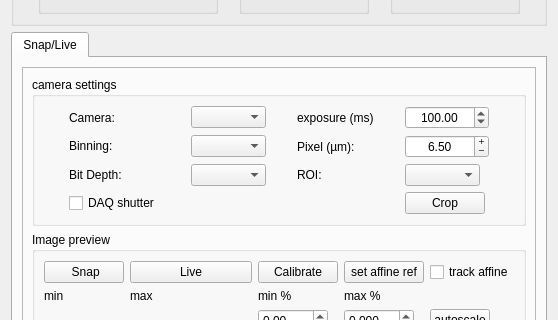
Qt form micromanager_gui/_ui/micromanager_gui.ui (QI2lab/napari-micromanager) before a commit; both pictures show x 0 to 558 and y 281 to 601 of the 558 by 1397 pixel window.
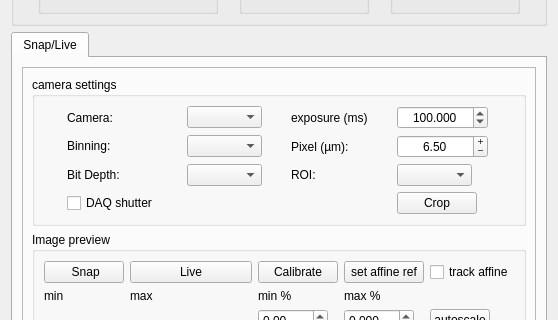
The same form after that commit.

What changed in the file:
```diff
--- a/micromanager_gui/_ui/micromanager_gui.ui
+++ b/micromanager_gui/_ui/micromanager_gui.ui
@@ -686,6 +686,9 @@
                <property name="alignment">
                 <set>Qt::AlignCenter</set>
                </property>
+               <property name="decimals">
+                <number>3</number>
+               </property>
                <property name="minimum">
                 <double>0.000000000000000</double>
                </property>
```
